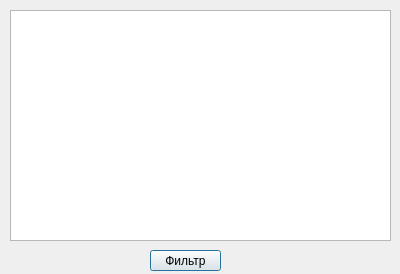
Before: the Qt Designer form FVAViewer/geo-filter.ui in dimanikulin/fva, drawn with Qt 5.
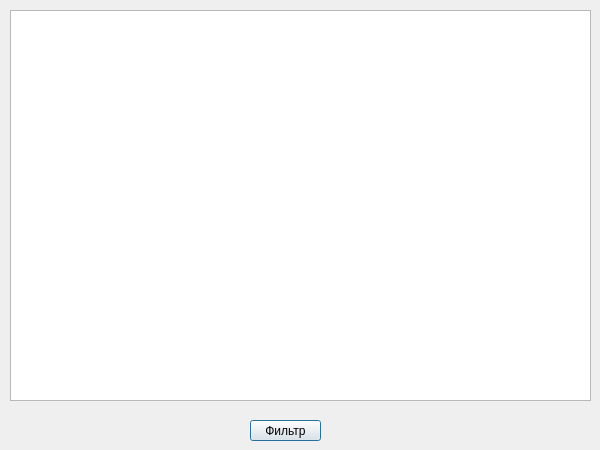
After: the same form once the commit is applied.

The edit to the form file:
```diff
--- a/FVAViewer/geo-filter.ui
+++ b/FVAViewer/geo-filter.ui
@@ -6,8 +6,8 @@
    <rect>
     <x>0</x>
     <y>0</y>
-    <width>400</width>
-    <height>274</height>
+    <width>600</width>
+    <height>450</height>
    </rect>
   </property>
   <property name="windowTitle">
@@ -16,8 +16,8 @@
   <widget class="QPushButton" name="btnFilter">
    <property name="geometry">
     <rect>
-     <x>150</x>
-     <y>250</y>
+     <x>250</x>
+     <y>420</y>
      <width>71</width>
      <height>21</height>
     </rect>
@@ -31,8 +31,8 @@
     <rect>
      <x>10</x>
      <y>10</y>
-     <width>381</width>
-     <height>231</height>
+     <width>581</width>
+     <height>391</height>
     </rect>
    </property>
    <property name="headerHidden">
```
